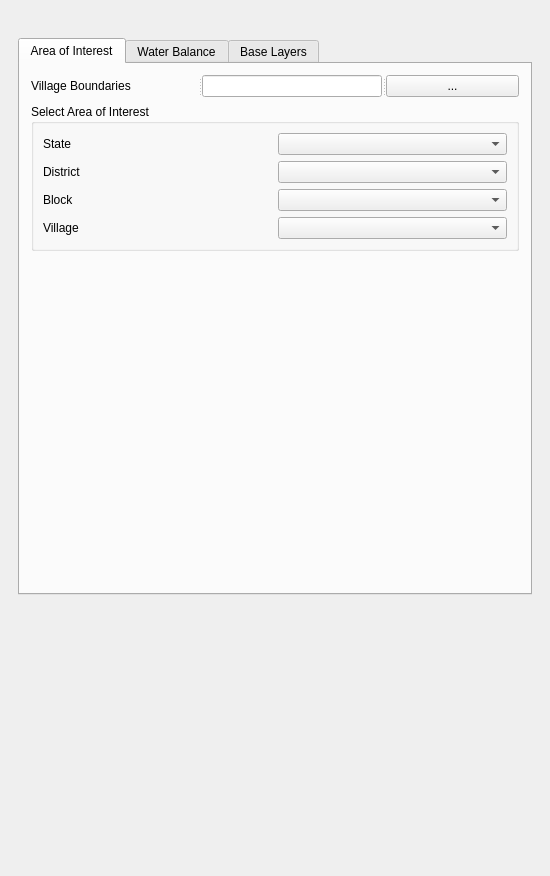
Above: rw_dockwidget_base_trial_tabs.ui from atreebangalore/jaltol before the change. Below: the same form after it.
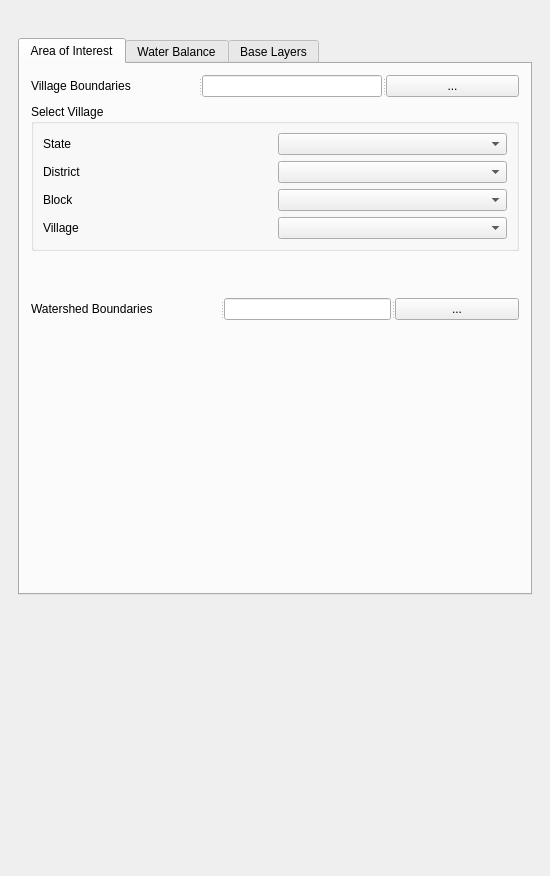
That is the form after the change. Custom widgets are drawn as their Qt base class.

Commit message: first use of signal mapper for AOI(watersheds)

What changed in the file:
```diff
--- a/rw_dockwidget_base_trial_tabs.ui
+++ b/rw_dockwidget_base_trial_tabs.ui
@@ -156,7 +156,7 @@
               </sizepolicy>
              </property>
              <property name="title">
-              <string>Select Area of Interest</string>
+              <string>Select Village</string>
              </property>
              <layout class="QVBoxLayout" name="verticalLayout_2">
               <item>
@@ -224,6 +224,83 @@
              </layout>
             </widget>
            </item>
+           <item>
+            <spacer name="verticalSpacer_4">
+             <property name="orientation">
+              <enum>Qt::Vertical</enum>
+             </property>
+             <property name="sizeType">
+              <enum>QSizePolicy::Fixed</enum>
+             </property>
+             <property name="sizeHint" stdset="0">
+              <size>
+               <width>20</width>
+               <height>40</height>
+              </size>
+             </property>
+            </spacer>
+           </item>
+           <item>
+            <widget class="QSplitter" name="splitter_2">
+             <property name="sizePolicy">
+              <sizepolicy hsizetype="Expanding" vsizetype="Fixed">
+               <horstretch>0</horstretch>
+               <verstretch>0</verstretch>
+              </sizepolicy>
+             </property>
+             <property name="maximumSize">
+              <size>
+               <width>16777215</width>
+               <height>16777215</height>
+              </size>
+             </property>
+             <property name="orientation">
+              <enum>Qt::Horizontal</enum>
+             </property>
+             <widget class="QLabel" name="label_10">
+              <property name="sizePolicy">
+               <sizepolicy hsizetype="Preferred" vsizetype="Fixed">
+                <horstretch>0</horstretch>
+                <verstretch>0</verstretch>
+               </sizepolicy>
+              </property>
+              <property name="maximumSize">
+               <size>
+                <width>16777215</width>
+                <height>16777215</height>
+               </size>
+              </property>
+              <property name="text">
+               <string>Watershed Boundaries</string>
+              </property>
+             </widget>
+             <widget class="QLineEdit" name="lineEdit_2">
+              <property name="sizePolicy">
+               <sizepolicy hsizetype="Preferred" vsizetype="Fixed">
+                <horstretch>0</horstretch>
+                <verstretch>0</verstretch>
+               </sizepolicy>
+              </property>
+              <property name="minimumSize">
+               <size>
+                <width>0</width>
+                <height>0</height>
+               </size>
+              </property>
+             </widget>
+             <widget class="QPushButton" name="pushButton_4">
+              <property name="sizePolicy">
+               <sizepolicy hsizetype="Preferred" vsizetype="Fixed">
+                <horstretch>0</horstretch>
+                <verstretch>0</verstretch>
+               </sizepolicy>
+              </property>
+              <property name="text">
+               <string>...</string>
+              </property>
+             </widget>
+            </widget>
+           </item>
            <item>
             <spacer name="verticalSpacer_2">
              <property name="orientation">
```
The commit also changes 1 other file.
